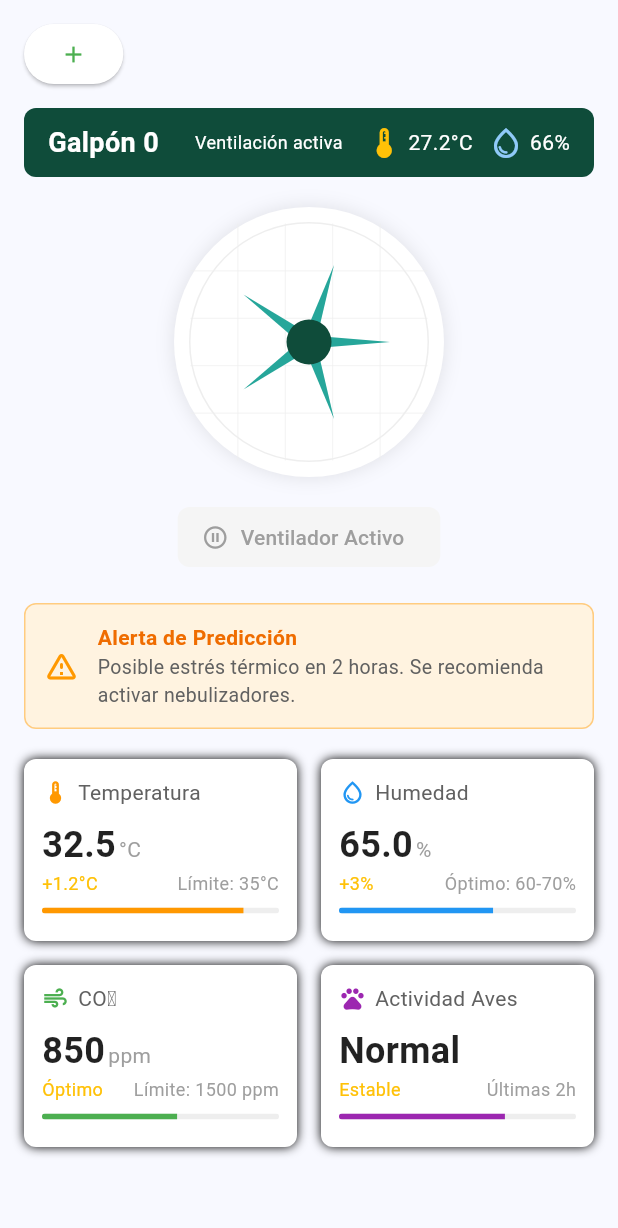
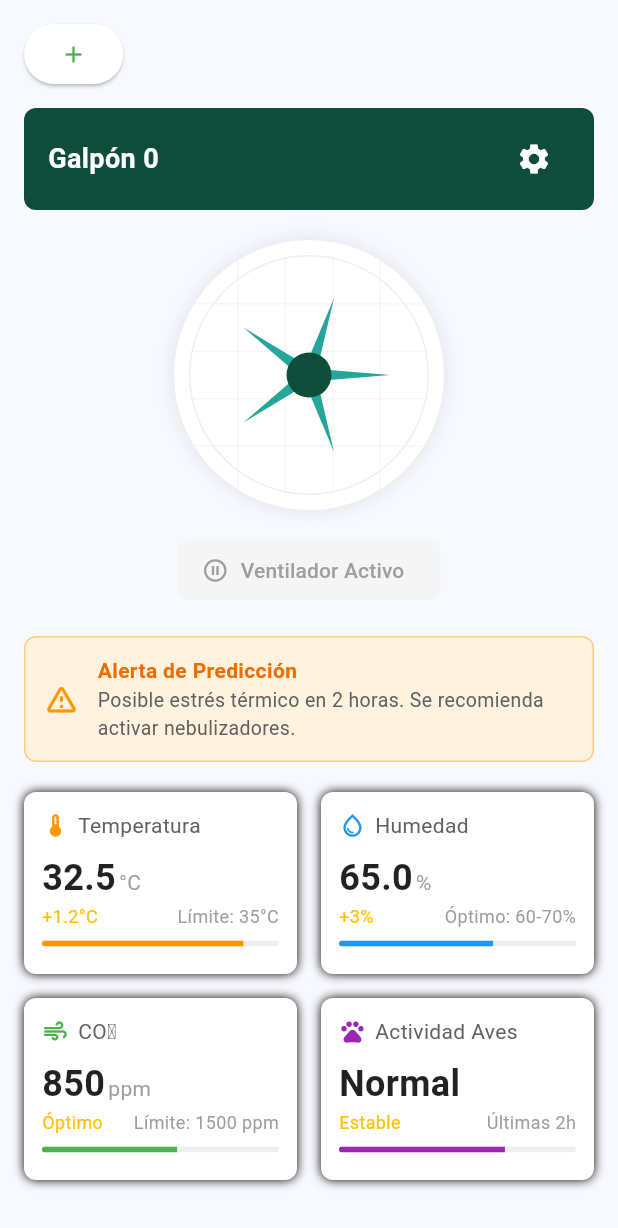
Before and after one commit to juantaborda27/Chick_Stell-Repository, a Flutter app: the MonitoreoView screen opened by its route, on a phone screen of 412 x 824 dp. Shown: the top 1228 px of the screen. Run offline on Flutter 3.47's test engine with Material 3 defaults, Android fonts, the light colour scheme and no system bars; our stand-ins replace animate_do, cloud_firestore, firebase_core, geolocator, get; accounts and stored records are empty.

Commit message:
Creacion del boton para modificar y eliminar galpones

```diff
--- a/chick_stell_view/lib/views/main_views/monitoreo/widgets/ware_house_header.dart
+++ b/chick_stell_view/lib/views/main_views/monitoreo/widgets/ware_house_header.dart
@@ -31,21 +31,28 @@ class WarehouseHeader extends StatelessWidget {
                 decoration: BoxDecoration(
                   borderRadius: BorderRadius.circular(4),
                 ),
-                child: Text(
-                  controller.ventilationActive.value
-                      ? 'Ventilación activa'
-                      : 'Ventilación inactiva',
-                  style: const TextStyle(color: Colors.white, fontSize: 12),
-                ),
+                // child: Text(
+                //   controller.ventilationActive.value
+                //       ? 'Ventilación activa'
+                //       : 'Ventilación inactiva',
+                //   style: const TextStyle(color: Colors.white, fontSize: 12),
+                // ),
               ),
               const Spacer(),
-              const Icon(Icons.thermostat_outlined, color: Colors.amber),
-              const SizedBox(width: 4),
-              const Text('27.2°C', style: TextStyle(color: Colors.white)),
-              const SizedBox(width: 10),
-              Icon(Icons.water_drop_outlined, color: Colors.blue.shade200),
-              const SizedBox(width: 4),
-              const Text('66%', style: TextStyle(color: Colors.white)),
+              IconButton(
+                onPressed: () {
+                  // print('Abrir ajustes');
+                },
+                icon: const Icon(Icons.settings, color: Colors.white),
+                tooltip: 'Ajustes',
+              ),
+              // const Icon(Icons.thermostat_outlined, color: Colors.amber),
+              // const SizedBox(width: 4),
+              // const Text('27.2°C', style: TextStyle(color: Colors.white)),
+              // const SizedBox(width: 10),
+              // Icon(Icons.water_drop_outlined, color: Colors.blue.shade200),
+              // const SizedBox(width: 4),
+              // const Text('66%', style: TextStyle(color: Colors.white)),
             ],
           ),
         ));
```
